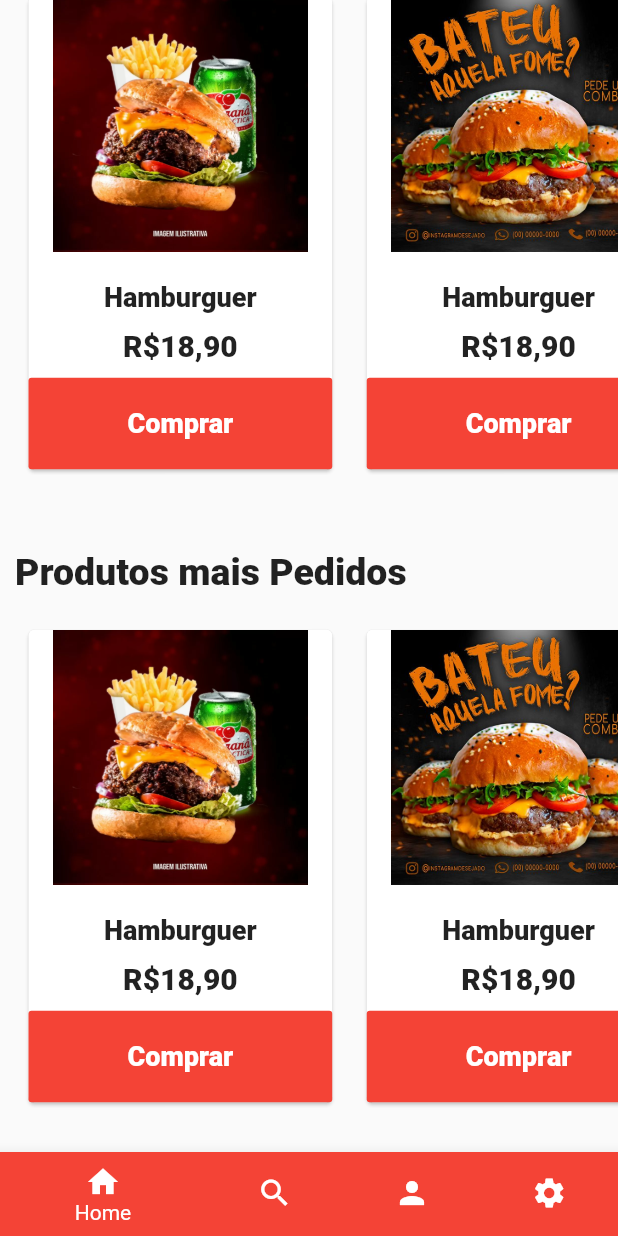
After one commit to ViniFais/Food_Delivery, a Flutter app: the principal screen opened directly, scrolled down 548 dp, after a tap on "Comprar", on a phone screen of 412 x 824 dp. The commit adds this screen. Run offline on Flutter 3.47's test engine with Material 2 defaults, Android fonts, the phone set to English and light mode, and no system bars.

Commit message:
Versão 0.3

```diff
--- a/food_delivery/lib/cadastro.dart
+++ b/food_delivery/lib/cadastro.dart
@@ -1,6 +1,6 @@
-import 'dart:ui';
-import 'tela_de_carregamento.dart';
+import 'login.dart';
 import 'package:flutter/material.dart';
+import 'principal.dart';
 
 class cadastro extends StatefulWidget {
   const cadastro({Key? key}) : super(key: key);
@@ -100,7 +100,7 @@ class _cadastroState extends State<cadastro> {
                                     Navigator.push(
                                         context,
                                         MaterialPageRoute(
-                                            builder: (context) => MyApp()));
+                                            builder: (context) => principal()));
                                   }),
                             ],
                           ),
@@ -109,6 +109,18 @@ class _cadastroState extends State<cadastro> {
                     ),
                   ),
                 ),
+                SizedBox(height: 60,),
+                 FlatButton(
+                        onPressed: () {
+                          Navigator.push(
+                              context,
+                              MaterialPageRoute(
+                                  builder: (context) => login()));
+                        },
+                        child: Text(
+                          "Já possui uma conta? Entre agora",
+                          style: TextStyle(color: Colors.blue, fontSize: 15),
+                        ))
               ],
             ),
           ),
--- a/food_delivery/lib/home.dart
+++ b/food_delivery/lib/home.dart
@@ -13,7 +13,8 @@ class _homeState extends State<home> {
   @override
   Widget build(BuildContext context) {
     return Scaffold(
-      body: Column(
+      body: SingleChildScrollView(
+      child: Column(
         children: <Widget>[
           Padding(
               padding: EdgeInsets.only(left: 20, right: 20),
@@ -35,7 +36,7 @@ class _homeState extends State<home> {
                     ],
                   ),
                   SizedBox(
-                    height: 280,
+                    height: 400,
                   ),
                   Container(
                     height: 60,
@@ -94,6 +95,7 @@ class _homeState extends State<home> {
               )),
         ],
       ),
+    ),
     );
   }
 }
--- a/food_delivery/lib/login.dart
+++ b/food_delivery/lib/login.dart
@@ -1,5 +1,7 @@
 import 'package:flutter/material.dart';
+import 'package:food_delivery/cadastro.dart';
 import 'home.dart';
+import 'principal.dart';
 
 class login extends StatefulWidget {
   const login({Key? key}) : super(key: key);
@@ -25,7 +27,9 @@ class _loginState extends State<login> {
                             color: Colors.red,
                             fontSize: 30,
                             fontWeight: FontWeight.w800)),
-                            SizedBox(height: 50,),
+                    SizedBox(
+                      height: 50,
+                    ),
                     TextFormField(
                       keyboardType: TextInputType.emailAddress,
                       decoration: InputDecoration(
@@ -36,7 +40,9 @@ class _loginState extends State<login> {
                               fontSize: 20)),
                       style: TextStyle(fontSize: 20),
                     ),
-                    SizedBox(height: 10,),
+                    SizedBox(
+                      height: 10,
+                    ),
                     TextFormField(
                       keyboardType: TextInputType.text,
                       obscureText: true,
@@ -58,7 +64,9 @@ class _loginState extends State<login> {
                           ),
                           onPressed: () {},
                         )),
-                        SizedBox(height: 80,),
+                    SizedBox(
+                      height: 80,
+                    ),
                     Container(
                       height: 60,
                       alignment: Alignment.center,
@@ -77,10 +85,29 @@ class _loginState extends State<login> {
                                       fontSize: 18))
                             ],
                           ),
-                        onPressed: () {},
+                          onPressed: () {
+                             Navigator.push(
+                                        context,
+                                        MaterialPageRoute(
+                                            builder: (context) => principal()));
+                          },
                         ),
                       ),
                     ),
+                    SizedBox(
+                      height: 60,
+                    ),
+                    FlatButton(
+                        onPressed: () {
+                          Navigator.push(
+                              context,
+                              MaterialPageRoute(
+                                  builder: (context) => cadastro()));
+                        },
+                        child: Text(
+                          "Ainda não possui uma conta? \n Cadastra-se agora",
+                          style: TextStyle(color: Colors.blue, fontSize: 15),
+                       textAlign: TextAlign.center, ))
                   ],
                 ),
               ],
--- a/food_delivery/lib/main.dart
+++ b/food_delivery/lib/main.dart
@@ -1,13 +1,13 @@
 import 'package:flutter/material.dart';
-import 'package:food_delivery/cadastro.dart';
+import 'package:food_delivery/principal.dart';
 import 'home.dart';
 
 void main() {
-  runApp(const MyApp());
+  runApp(const Food());
 }
 
-class MyApp extends StatelessWidget {
-  const MyApp({Key? key}) : super(key: key);
+class Food extends StatelessWidget {
+  const Food({Key? key}) : super(key: key);
 
   @override
   Widget build(BuildContext context) {
--- /dev/null
+++ b/food_delivery/lib/principal.dart
@@ -0,0 +1,483 @@
+import 'package:flutter/material.dart';
+
+class principal extends StatefulWidget {
+  const principal({Key? key}) : super(key: key);
+
+  @override
+  State<principal> createState() => _principalState();
+}
+
+class _principalState extends State<principal> {
+  @override
+  Widget build(BuildContext context) {
+    Size size = MediaQuery.of(context).size;
+    return Scaffold(
+      body: SingleChildScrollView(
+        child: Column(
+          children: <Widget>[
+            Container(
+                height: size.height * 0.2,
+                child: Stack(children: <Widget>[
+                  Container(
+                      height: size.height * 0.2 - 27,
+                      decoration: BoxDecoration(
+                        color: Colors.red,
+                        borderRadius: BorderRadius.only(
+                          bottomLeft: Radius.circular(36),
+                          bottomRight: Radius.circular(36),
+                        ),
+                      ),
+                      child: Row(
+                        mainAxisAlignment: MainAxisAlignment.center,
+                        children: <Widget>[
+                          Padding(
+                            padding: EdgeInsets.only(),
+                            child: Text(
+                              "Food Delivery",
+                              style: TextStyle(
+                                  color: Colors.white,
+                                  fontWeight: FontWeight.w900,
+                                  fontSize: 35),
+                            ),
+                          ),
+                        ],
+                      ))
+                ])),
+            Positioned(
+              bottom: 0,
+              left: 0,
+              right: 0,
+              child: Container(
+                alignment: Alignment.center,
+                margin: EdgeInsets.symmetric(horizontal: 30),
+                height: 54,
+                decoration: BoxDecoration(
+                    color: Colors.white,
+                    borderRadius: BorderRadius.circular(20),
+                    boxShadow: const [
+                      BoxShadow(
+                        offset: Offset(0, 10),
+                        blurRadius: 50,
+                        color: Colors.black54,
+                      ),
+                    ]),
+                child: Row(
+                  children: <Widget>[
+                    SizedBox(
+                      width: 20,
+                    ),
+                    Expanded(
+                      child: TextField(
+                        decoration: InputDecoration(
+                          hintText: " Pesquisar",
+                          hintStyle: TextStyle(color: Colors.grey),
+                          enabledBorder: InputBorder.none,
+                          focusedBorder: InputBorder.none,
+                        ),
+                      ),
+                    ),
+                  ],
+                ),
+              ),
+            ),
+            Padding(
+              padding: EdgeInsets.only(top: 34),
+              child: SingleChildScrollView(
+                scrollDirection: Axis.horizontal,
+                child: Row(
+                  children: <Widget>[
+                    SizedBox(
+                      width: 20,
+                    ),
+                    SizedBox(
+                      height: 190,
+                      width: 320,
+                      child: Container(
+                        decoration: BoxDecoration(
+                            borderRadius: BorderRadius.circular(10),
+                            image: DecorationImage(
+                                image: AssetImage("imagens/promo3.jpeg"),
+                                fit: BoxFit.cover)),
+                      ),
+                    ),
+                    SizedBox(
+                      width: 15,
+                    ),
+                    SizedBox(
+                      height: 190,
+                      width: 320,
+                      child: Container(
+                        decoration: BoxDecoration(
+                            borderRadius: BorderRadius.circular(10),
+                            image: DecorationImage(
+                                image: AssetImage("imagens/promo2.jpeg"),
+                                fit: BoxFit.cover)),
+                      ),
+                    ),
+                    SizedBox(
+                      width: 15,
+                    ),
+                    SizedBox(
+                      height: 190,
+                      width: 320,
+                      child: Container(
+                        decoration: BoxDecoration(
+                            borderRadius: BorderRadius.circular(10),
+                            image: DecorationImage(
+                                image: AssetImage("imagens/promo1.jpeg"),
+                                fit: BoxFit.cover)),
+                      ),
+                    ),
+                    SizedBox(
+                      width: 20,
+                    ),
+                  ],
+                ),
+              ),
+            ),
+            Padding(
+              padding: EdgeInsets.only(top: 50, left: 10),
+              child: Row(
+                children: <Widget>[
+                  Text(
+                    "Promoções EXCLUSIVAS",
+                    style: TextStyle(fontSize: 25, fontWeight: FontWeight.w900),
+                  )
+                ],
+              ),
+            ),
+            Padding(
+              padding: EdgeInsets.only(top: 20),
+              child: SingleChildScrollView(
+                scrollDirection: Axis.horizontal,
+                child: Row(
+                  children: <Widget>[
+                    SizedBox(
+                      width: 15,
+                    ),
+                    Card(
+                      child: Column(children: <Widget>[
+                        SizedBox(
+                          width: 170,
+                          height: 170,
+                          child: Image.asset("assets/imagens/img1.jpg"),
+                        ),
+                        Padding(padding: EdgeInsets.only(top: 20)),
+                        Text(
+                          "Hamburguer",
+                          style: TextStyle(
+                            fontWeight: FontWeight.w800,
+                            fontSize: 18,
+                          ),
+                        ),
+                        SizedBox(
+                          height: 10,
+                        ),
+                        Text(
+                          "R\$18,90",
+                          style: TextStyle(
+                              fontWeight: FontWeight.w800, fontSize: 20),
+                        ),
+                        SizedBox(
+                          height: 10,
+                        ),
+                        FlatButton(
+                            color: Colors.red,
+                            onPressed: () {},
+                            child: Padding(
+                                padding: EdgeInsets.only(
+                                    top: 20, bottom: 20, left: 50, right: 50),
+                                child: Text(
+                                  "Comprar",
+                                  style: TextStyle(
+                                      color: Colors.white,
+                                      fontSize: 18,
+                                      fontWeight: FontWeight.w800),
+                                ))),
+                      ]),
+                    ),
+                    SizedBox(
+                      width: 15,
+                    ),
+                    Card(
+                      child: Column(children: <Widget>[
+                        SizedBox(
+                          width: 170,
+                          height: 170,
+                          child: Image.asset("assets/imagens/img2.jpg"),
+                        ),
+                        Padding(padding: EdgeInsets.only(top: 20)),
+                        Text(
+                          "Hamburguer",
+                          style: TextStyle(
+                            fontWeight: FontWeight.w800,
+                            fontSize: 18,
+                          ),
+                        ),
+                        SizedBox(
+                          height: 10,
+                        ),
+                        Text(
+                          "R\$18,90",
+                          style: TextStyle(
+                              fontWeight: FontWeight.w800, fontSize: 20),
+                        ),
+                        SizedBox(
+                          height: 10,
+                        ),
+                        FlatButton(
+                            color: Colors.red,
+                            onPressed: () {},
+                            child: Padding(
+                                padding: EdgeInsets.only(
+                                    top: 20, bottom: 20, left: 50, right: 50),
+                                child: Text(
+                                  "Comprar",
+                                  style: TextStyle(
+                                      color: Colors.white,
+                                      fontSize: 18,
+                                      fontWeight: FontWeight.w800),
+                                ))),
+                      ]),
+                    ),
+                    SizedBox(
+                      width: 15,
+                    ),
+                    Card(
+                      child: Column(children: <Widget>[
+                        SizedBox(
+                          width: 170,
+                          height: 170,
+                          child: Image.asset("assets/imagens/img3.jpeg"),
+                        ),
+                        Padding(padding: EdgeInsets.only(top: 20)),
+                        Text(
+                          "Hamburguer",
+                          style: TextStyle(
+                            fontWeight: FontWeight.w800,
+                            fontSize: 18,
+                          ),
+                        ),
+                        SizedBox(
+                          height: 10,
+                        ),
+                        Text(
+                          "R\$18,90",
+                          style: TextStyle(
+                              fontWeight: FontWeight.w800, fontSize: 20),
+                        ),
+                        SizedBox(
+                          height: 10,
+                        ),
+                        FlatButton(
+                            color: Colors.red,
+                            onPressed: () {},
+                            child: Padding(
+                                padding: EdgeInsets.only(
+                                    top: 20, bottom: 20, left: 50, right: 50),
+                                child: Text(
+                                  "Comprar",
+                                  style: TextStyle(
+                                      color: Colors.white,
+                                      fontSize: 18,
+                                      fontWeight: FontWeight.w800),
+                                ))),
+                      ]),
+                    ),
+                    SizedBox(
+                      width: 15,
+                    ),
+                  ],
+                ),
+              ),
+            ),
+            Padding(
+              padding: EdgeInsets.only(top: 50, left: 10),
+              child: Row(
+                children: <Widget>[
+                  Text(
+                    "Produtos mais Pedidos",
+                    style: TextStyle(fontSize: 25, fontWeight: FontWeight.w800),
+                  )
+                ],
+              ),
+            ),
+            Padding(
+              padding: EdgeInsets.only(top: 20),
+              child: SingleChildScrollView(
+                scrollDirection: Axis.horizontal,
+                child: Row(
+                  children: <Widget>[
+                    SizedBox(
+                      width: 15,
+                    ),
+                    Card(
+                      child: Column(children: <Widget>[
+                        SizedBox(
+                          width: 170,
+                          height: 170,
+                          child: Image.asset("assets/imagens/img1.jpg"),
+                        ),
+                        Padding(padding: EdgeInsets.only(top: 20)),
+                        Text(
+                          "Hamburguer",
+                          style: TextStyle(
+                            fontWeight: FontWeight.w800,
+                            fontSize: 18,
+                          ),
+                        ),
+                        SizedBox(
+                          height: 10,
+                        ),
+                        Text(
+                          "R\$18,90",
+                          style: TextStyle(
+                              fontWeight: FontWeight.w800, fontSize: 20),
+                        ),
+                        SizedBox(
+                          height: 10,
+                        ),
+                        FlatButton(
+                            color: Colors.red,
+                            onPressed: () {},
+                            child: Padding(
+                                padding: EdgeInsets.only(
+                                    top: 20, bottom: 20, left: 50, right: 50),
+                                child: Text(
+                                  "Comprar",
+                                  style: TextStyle(
+                                      color: Colors.white,
+                                      fontSize: 18,
+                                      fontWeight: FontWeight.w800),
+                                ))),
+                      ]),
+                    ),
+                    SizedBox(
+                      width: 15,
+                    ),
+                    Card(
+                      child: Column(children: <Widget>[
+                        SizedBox(
+                          width: 170,
+                          height: 170,
+                          child: Image.asset("assets/imagens/img2.jpg"),
+                        ),
+                        Padding(padding: EdgeInsets.only(top: 20)),
+                        Text(
+                          "Hamburguer",
+                          style: TextStyle(
+                            fontWeight: FontWeight.w800,
+                            fontSize: 18,
+                          ),
+                        ),
+                        SizedBox(
+                          height: 10,
+                        ),
+                        Text(
+                          "R\$18,90",
+                          style: TextStyle(
+                              fontWeight: FontWeight.w800, fontSize: 20),
+                        ),
+                        SizedBox(
+                          height: 10,
+                        ),
+                        FlatButton(
+                            color: Colors.red,
+                            onPressed: () {},
+                            child: Padding(
+                                padding: EdgeInsets.only(
+                                    top: 20, bottom: 20, left: 50, right: 50),
+                                child: Text(
+                                  "Comprar",
+                                  style: TextStyle(
+                                      color: Colors.white,
+                                      fontSize: 18,
+                                      fontWeight: FontWeight.w800),
+                                ))),
+                      ]),
+                    ),
+                    SizedBox(
+                      width: 15,
+                    ),
+                    Card(
+                      child: Column(children: <Widget>[
+                        SizedBox(
+                          width: 170,
+                          height: 170,
+                          child: Image.asset("assets/imagens/img3.jpeg"),
+                        ),
+                        Padding(padding: EdgeInsets.only(top: 20)),
+                        Text(
+                          "Hamburguer",
+                          style: TextStyle(
+                            fontWeight: FontWeight.w800,
+                            fontSize: 18,
+                          ),
+                        ),
+                        SizedBox(
+                          height: 10,
+                        ),
+                        Text(
+                          "R\$18,90",
+                          style: TextStyle(
+                              fontWeight: FontWeight.w800, fontSize: 20),
+                        ),
+                        SizedBox(
+                          height: 10,
+                        ),
+                        FlatButton(
+                            color: Colors.red,
+                            onPressed: () {},
+                            child: Padding(
+                                padding: EdgeInsets.only(
+                                    top: 20, bottom: 20, left: 50, right: 50),
+                                child: Text(
+                                  "Comprar",
+                                  style: TextStyle(
+                                      color: Colors.white,
+                                      fontSize: 18,
+                                      fontWeight: FontWeight.w800),
+                                ))),
+                      ]),
+                    ),
+                    SizedBox(
+                      width: 15,
+                    ),
+                  ],
+                ),
+              ),
+            ),
+            SizedBox(
+              height: 30,
+            ),
+          ],
+        ),
+      ),
+      bottomNavigationBar: BottomNavigationBar(
+        items: const <BottomNavigationBarItem>[
+          BottomNavigationBarItem(
+            icon: Icon(Icons.home),
+            label: 'Home',
+            backgroundColor: Colors.red,
+          ),
+          BottomNavigationBarItem(
+            icon: Icon(Icons.search),
+            label: 'Pesquisar',
+            backgroundColor: Colors.green,
+          ),
+          BottomNavigationBarItem(
+            icon: Icon(Icons.person),
+            label: 'Informações Pessoais',
+            backgroundColor: Colors.purple,
+          ),
+            BottomNavigationBarItem(
+            icon: Icon(Icons.settings),
+            label: 'Configuração',
+            backgroundColor: Colors.purple,
+          ),
+        ],
+        selectedItemColor: Colors.white,
+      ),
+    );
+  }
+}
--- a/food_delivery/lib/tela_de_carregamento.dart
+++ /dev/null
@@ -1,73 +0,0 @@
-import 'package:flutter/material.dart';
-import 'home.dart';
-
-class MyApp extends StatelessWidget {
-  const MyApp({Key? key}) : super(key: key);
-
-  static const String _title = 'Flutter Code Sample';
-
-  @override
-  Widget build(BuildContext context) {
-    return const MaterialApp(
-      title: _title,
-      home: MyStatefulWidget(),
-    );
-  }
-}
-
-class MyStatefulWidget extends StatefulWidget {
-  const MyStatefulWidget({Key? key}) : super(key: key);
-
-  @override
-  State<MyStatefulWidget> createState() => _MyStatefulWidgetState();
-}
-
-/// AnimationControllers can be created with `vsync: this` because of TickerProviderStateMixin.
-class _MyStatefulWidgetState extends State<MyStatefulWidget>
-    with TickerProviderStateMixin {
-  late AnimationController controller;
-
-  @override
-  void initState() {
-    controller = AnimationController(
-      vsync: this,
-      duration: const Duration(seconds: 1),
-    )..addListener(() {
-        setState(() {
-
-        });
-      });
-    controller.repeat(reverse: true);
-    super.initState(
-
-    );
-  }
-
-  @override
-  void dispose() {
-    controller.dispose();
-    super.dispose();
-  }
-
-  @override
-  Widget build(BuildContext context) {
-    return Scaffold(
-      body: Padding(
-        padding: const EdgeInsets.all(20.0),
-        child: Column(
-          mainAxisAlignment: MainAxisAlignment.spaceEvenly,
-          children: <Widget>[
-            Text(
-              'Food é um dos apps de delivery com a entrega mais rapida do BRASIL!!',
-              style: Theme.of(context).textTheme.headline6,
-            ),
-            CircularProgressIndicator(
-              value: controller.value,
-              semanticsLabel: 'Linear progress indicator',
-            ),
-          ],
-        ),
-      ),
-    );
-  }
-}
```
Also changed, not shown: food_delivery/pubspec.yaml (+7 -3 lines), food_delivery/assets/imagens/img1.jpg (added), food_delivery/assets/imagens/img2.jpg (added), food_delivery/assets/imagens/img3.jpeg (added), food_delivery/assets/imagens/promo1.jpeg (added), food_delivery/assets/imagens/promo2.jpeg (added), food_delivery/assets/imagens/promo3.jpeg (added), 1 other file. Lines whose indentation alone changed are shown as unchanged.
